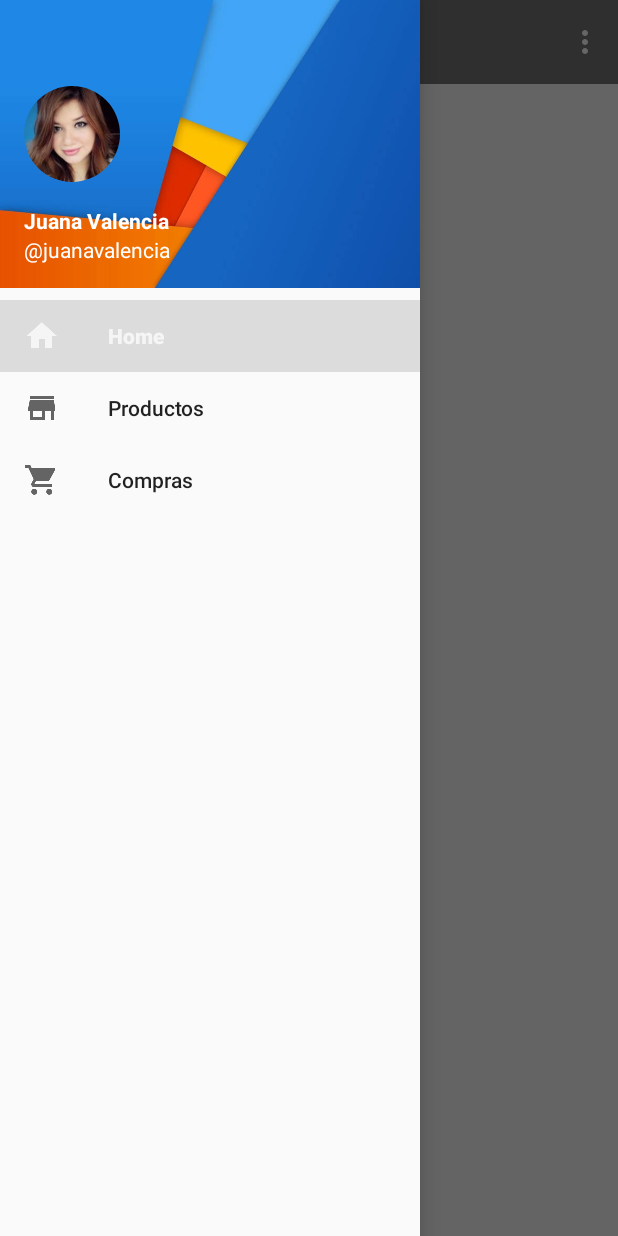
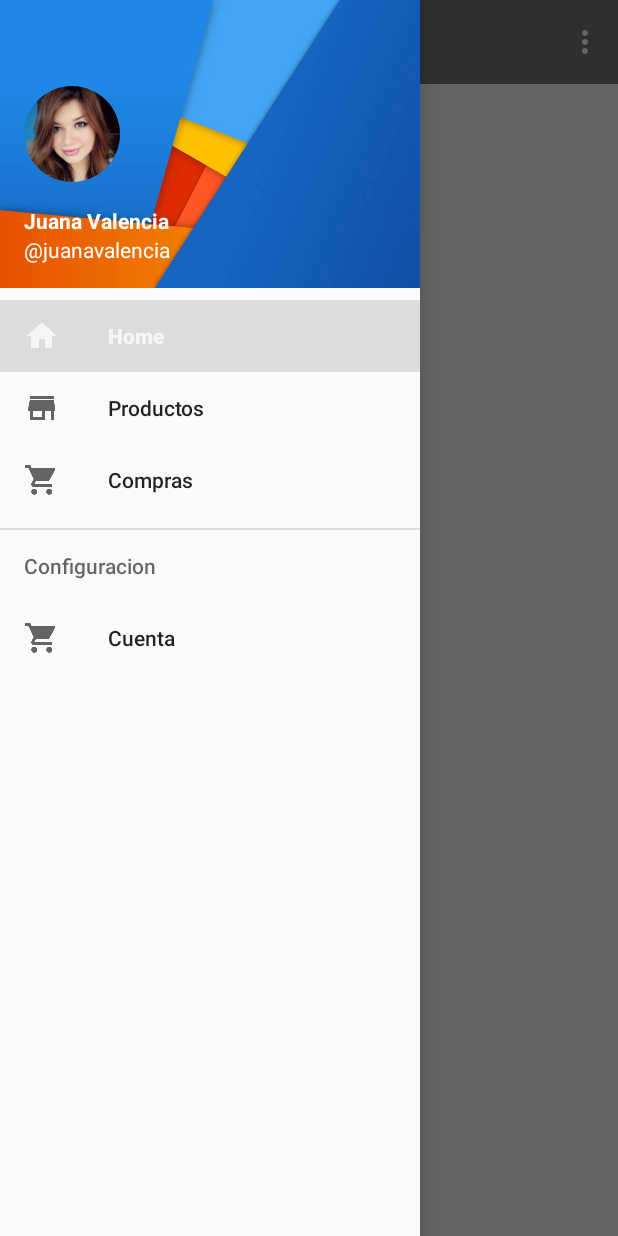
Before and after one commit to diegusweb/NavigationDrawerDemo, an Android app: the screen it shows after launch (MainActivity), with the side drawer open, on a phone screen of 412 x 824 dp. Run offline under Robolectric (Android 15) with nearby library versions, the phone set to English and light mode, and no system bars; our stand-ins replace CircleImageView.

Commit message:
new item for menu

```diff
--- a/app/src/main/res/menu/menu_navigation_drawer.xml
+++ b/app/src/main/res/menu/menu_navigation_drawer.xml
@@ -14,5 +14,17 @@
             android:id="@+id/nav_carrito"
             android:icon="@drawable/ic_shopping_cart"
             android:title="@string/compras_item" />
+
+        <!-- Otra sección -->
+        <item
+            android:id="@+id/otra_section"
+            android:title="Configuracion">
+            <menu>
+                <item
+                    android:id="@+id/nav_otro_item"
+                    android:icon="@drawable/ic_shopping_cart"
+                    android:title="Cuenta" />
+            </menu>
+        </item>
     </group>
 </menu>
```
